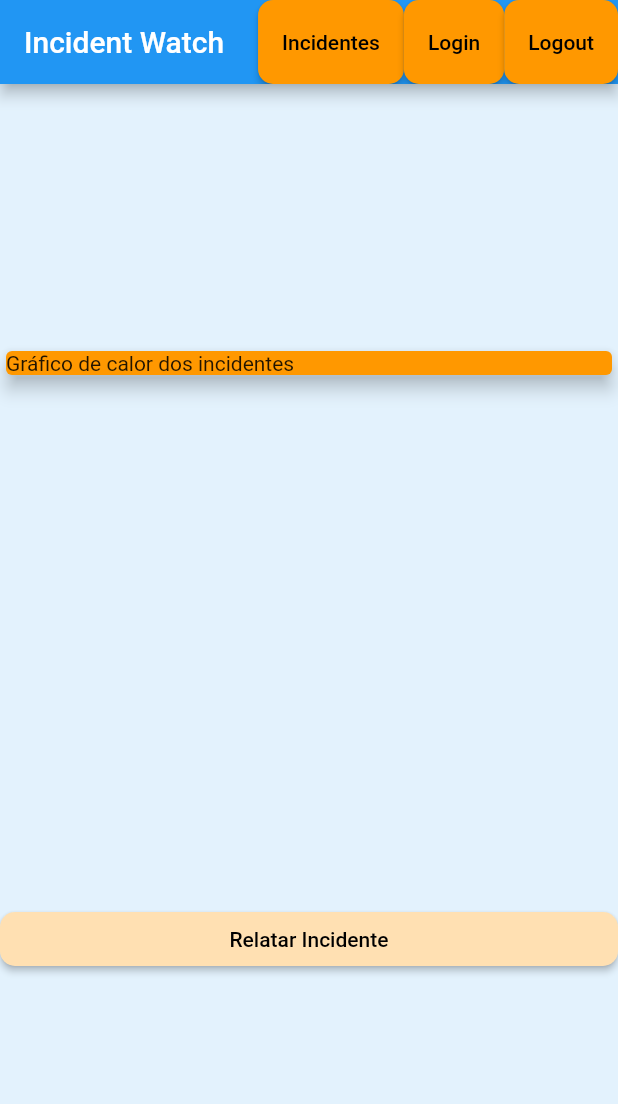
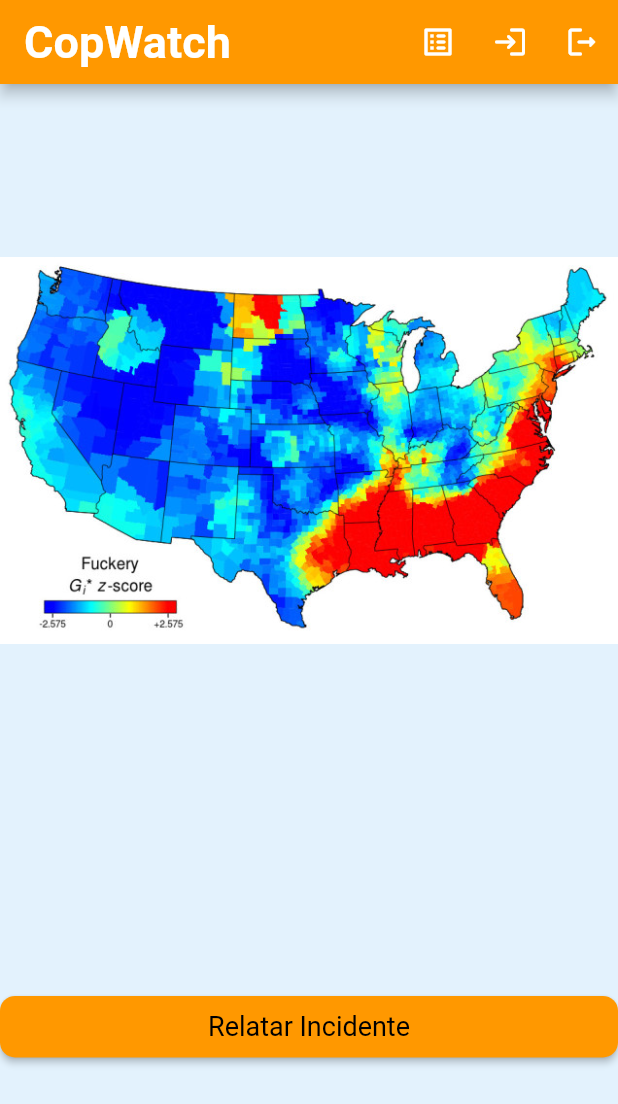
Before and after one commit to Iagolealfa/Cop-Incident, a Flutter app: the screen it shows after launch, on a phone screen of 412 x 824 dp. Shown: the top 1104 px of the screen. Run offline on Flutter 3.47's test engine with Material 2 defaults, Android fonts, the phone set to English and light mode, and no system bars; our stand-ins replace cloud_firestore, firebase_auth, firebase_core; accounts and stored records are empty; Roboto replaces fonts that are missing (Bebes Neue, Orienta).

Commit message:
Homepage waiting for approval. Initial visibility of login/logout buttons changes.

```diff
--- a/incident/lib/login.dart
+++ b/incident/lib/login.dart
@@ -56,6 +56,7 @@ class _LoginScreenState extends State<LoginScreen> {
   @override
   Widget build(BuildContext context) {
     return Scaffold(
+      backgroundColor: Colors.blue[50],
       appBar: AppBar(title: Text('Login'), automaticallyImplyLeading: false),
       body: Padding(
         padding: const EdgeInsets.all(16.0),
--- a/incident/lib/main.dart
+++ b/incident/lib/main.dart
@@ -13,6 +13,10 @@ void main() async {
   );
   runApp(const IncidentApp());
 }
+/*
+class LoggedIn extends ChangeNotifier {
+  bool IsLogged = false;
+}*/
 
 class IncidentApp extends StatelessWidget {
   const IncidentApp({super.key});
@@ -33,6 +37,8 @@ class IncidentApp extends StatelessWidget {
 class MyHomePage extends StatelessWidget {
   MyHomePage({super.key});
   final FirebaseAuth _auth = FirebaseAuth.instance;
+
+  bool isLogged = false;
 
   void _doSomethingRequiringAuth(BuildContext context) {
     // Verifica se o usuário está autenticado
@@ -64,48 +70,63 @@ class MyHomePage extends StatelessWidget {
     return Scaffold(
       backgroundColor: Colors.blue[50],
       appBar: AppBar(
-        title: const Text('Incident Watch'),
+        backgroundColor: Colors.orange,
+        title: const Text(
+          'CopWatch',
+          style: TextStyle(
+            fontSize: 30, // Change the font size
+            fontFamily: 'Bebes Neue', // Change the font family
+            fontWeight: FontWeight.bold, // Change the font weight
+            color: Colors.white, // Change the text color
+            fontStyle: FontStyle.normal, // Change the font style
+          ),
+        ),
         actions: <Widget>[
-          ElevatedButton(
+          IconButton(
+            icon: Icon(Icons
+                .list_alt_rounded), // Icon as an action button on the app bar
             onPressed: () {
               Navigator.pushNamed(context, '/listaInfinita');
               _doSomethingRequiringAuth(context);
             },
-            style: ElevatedButton.styleFrom(
-              backgroundColor:
-                  Colors.orange, // Change the background color of the button
-              foregroundColor:
-                  Colors.black, // Change the text color of the button
-              shape: RoundedRectangleBorder(
-                borderRadius: BorderRadius.circular(10),
-              ),
-              padding: EdgeInsets.symmetric(horizontal: 16, vertical: 10),
-            ),
-            child: Text('Incidentes'),
           ),
-          ElevatedButton(
-            onPressed: () {
-              Navigator.pushNamed(context, '/login');
-            },
-            style: ElevatedButton.styleFrom(
-              backgroundColor:
-                  Colors.orange, // Change the background color of the button
-              foregroundColor:
-                  Colors.black, // Change the text color of the button
-              shape: RoundedRectangleBorder(
-                borderRadius: BorderRadius.circular(10),
-              ),
-              padding: EdgeInsets.symmetric(horizontal: 16, vertical: 10),
-            ),
-            child: Text('Login'),
-          ),
+          Visibility(
+              visible: !isLogged,
+              child: IconButton(
+                icon: Icon(Icons.login_rounded),
+                onPressed: () {
+                  Navigator.pushNamed(context, '/login');
+                },
+              )),
+          Visibility(
+              visible: !isLogged,
+              child: IconButton(
+                icon: Icon(Icons.logout_rounded),
+                onPressed: () {
+                  signOut();
+                  Navigator.push(
+                    context,
+                    MaterialPageRoute(builder: (context) => LoginScreen()),
+                  );
+                },
+              ))
+        ],
+      ),
+      body: Column(
+        mainAxisAlignment: MainAxisAlignment.spaceAround,
+        crossAxisAlignment: CrossAxisAlignment.stretch,
+        children: <Widget>[
+          SizedBox(
+              width: double.infinity,
+              child: Image.asset('assets/images/Incidentes.jpg')),
           ElevatedButton(
               onPressed: () {
-                signOut();
                 Navigator.push(
                   context,
-                  MaterialPageRoute(builder: (context) => LoginScreen()),
+                  MaterialPageRoute(
+                      builder: (context) => CreateIncidentScreen()),
                 );
+                _doSomethingRequiringAuth(context);
               },
               style: ElevatedButton.styleFrom(
                 backgroundColor:
@@ -117,40 +138,16 @@ class MyHomePage extends StatelessWidget {
                 ),
                 padding: EdgeInsets.symmetric(horizontal: 16, vertical: 10),
               ),
-              child: Text('Logout'))
-        ],
-      ),
-      body: Column(
-        mainAxisAlignment: MainAxisAlignment.spaceAround,
-        crossAxisAlignment: CrossAxisAlignment.stretch,
-        children: <Widget>[
-          SizedBox(
-            width: double.infinity,
-            child: Card(
-                color: Colors.orange,
-                elevation: 5,
-                child: Text('Gráfico de calor dos incidentes')),
-          ),
-          ElevatedButton(
-              onPressed: () {
-                Navigator.push(
-                  context,
-                  MaterialPageRoute(
-                      builder: (context) => CreateIncidentScreen()),
-                );
-                _doSomethingRequiringAuth(context);
-              },
-              style: ElevatedButton.styleFrom(
-                backgroundColor: Colors
-                    .orange[100], // Change the background color of the button
-                foregroundColor:
-                    Colors.black, // Change the text color of the button
-                shape: RoundedRectangleBorder(
-                  borderRadius: BorderRadius.circular(10),
+              child: Text(
+                'Relatar Incidente',
+                style: TextStyle(
+                  fontSize: 18, // Change the font size
+                  fontFamily: 'Orienta', // Change the font family
+                  fontWeight: FontWeight.normal, // Change the font weight
+                  color: Colors.black, // Change the text color
+                  fontStyle: FontStyle.normal, // Change the font style
                 ),
-                padding: EdgeInsets.symmetric(horizontal: 16, vertical: 10),
-              ),
-              child: Text('Relatar Incidente')),
+              )),
         ],
       ),
     );
--- a/incident/pubspec.yaml
+++ b/incident/pubspec.yaml
@@ -33,6 +33,7 @@ dependencies:
   firebase_core: ^2.15.0
   cloud_firestore: ^4.8.4
   flutter_slidable: ^3.0.0
+  provider: ^6.0.5
 
   # The following adds the Cupertino Icons font to your application.
   # Use with the CupertinoIcons class for iOS style icons.
@@ -73,6 +74,9 @@ flutter:
   # For details regarding adding assets from package dependencies, see
   # https://flutter.dev/assets-and-images/#from-packages
 
+  assets:
+    - assets/images/Incidentes.jpg
+
   # To add custom fonts to your application, add a fonts section here,
   # in this "flutter" section. Each entry in this list should have a
   # "family" key with the font family name, and a "fonts" key with a
```
Also changed, not shown: incident/assets/images/Incidentes.jpg (added), incident/pubspec.lock.
